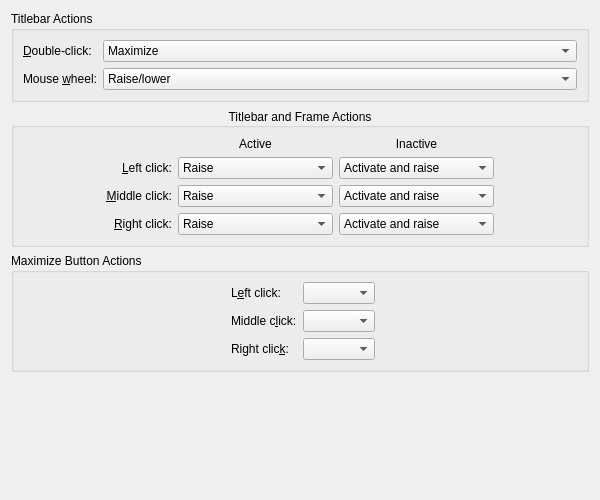
First picture: the form in kcmkwin/kwinoptions/mouse.ui, repository KDE/kwin, before the edit.
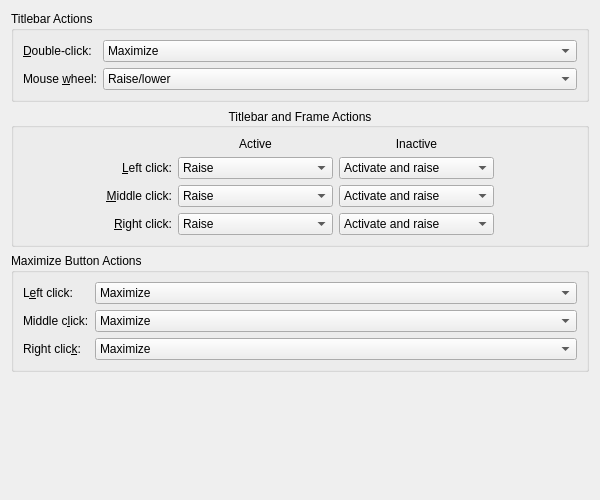
Second picture: the form after the edit. Custom widgets are drawn as their Qt base class.

Commit message: [kcmkwin/kwinoptions] Use text to describe maximize button actions

Diff of the .ui file:
```diff
--- a/kcmkwin/kwinoptions/mouse.ui
+++ b/kcmkwin/kwinoptions/mouse.ui
@@ -607,15 +607,24 @@
       </item>
       <item row="0" column="1">
        <widget class="KComboBox" name="kcfg_MaximizeButtonLeftClickCommand">
-        <property name="sizePolicy">
-         <sizepolicy hsizetype="Fixed" vsizetype="Fixed">
-          <horstretch>0</horstretch>
-          <verstretch>0</verstretch>
-         </sizepolicy>
-        </property>
         <property name="whatsThis">
          <string>Behavior on &lt;em&gt;left&lt;/em&gt; click onto the maximize button.</string>
         </property>
+        <item>
+         <property name="text">
+          <string>Maximize</string>
+         </property>
+        </item>
+        <item>
+         <property name="text">
+          <string>Maximize (vertical only)</string>
+         </property>
+        </item>
+        <item>
+         <property name="text">
+          <string>Maximize (horizontal only)</string>
+         </property>
+        </item>
        </widget>
       </item>
       <item row="1" column="0">
@@ -633,15 +642,24 @@
       </item>
       <item row="1" column="1">
        <widget class="KComboBox" name="kcfg_MaximizeButtonMiddleClickCommand">
-        <property name="sizePolicy">
-         <sizepolicy hsizetype="Fixed" vsizetype="Fixed">
-          <horstretch>0</horstretch>
-          <verstretch>0</verstretch>
-         </sizepolicy>
-        </property>
         <property name="whatsThis">
          <string>Behavior on &lt;em&gt;middle&lt;/em&gt; click onto the maximize button.</string>
         </property>
+        <item>
+         <property name="text">
+          <string>Maximize</string>
+         </property>
+        </item>
+        <item>
+         <property name="text">
+          <string>Maximize (vertical only)</string>
+         </property>
+        </item>
+        <item>
+         <property name="text">
+          <string>Maximize (horizontal only)</string>
+         </property>
+        </item>
        </widget>
       </item>
       <item row="2" column="0">
@@ -659,15 +677,24 @@
       </item>
       <item row="2" column="1">
        <widget class="KComboBox" name="kcfg_MaximizeButtonRightClickCommand">
-        <property name="sizePolicy">
-         <sizepolicy hsizetype="Fixed" vsizetype="Fixed">
-          <horstretch>0</horstretch>
-          <verstretch>0</verstretch>
-         </sizepolicy>
-        </property>
         <property name="whatsThis">
          <string>Behavior on &lt;em&gt;right&lt;/em&gt; click onto the maximize button.</string>
         </property>
+        <item>
+         <property name="text">
+          <string>Maximize</string>
+         </property>
+        </item>
+        <item>
+         <property name="text">
+          <string>Maximize (vertical only)</string>
+         </property>
+        </item>
+        <item>
+         <property name="text">
+          <string>Maximize (horizontal only)</string>
+         </property>
+        </item>
        </widget>
       </item>
      </layout>
```
The commit also changes 2 other files.
